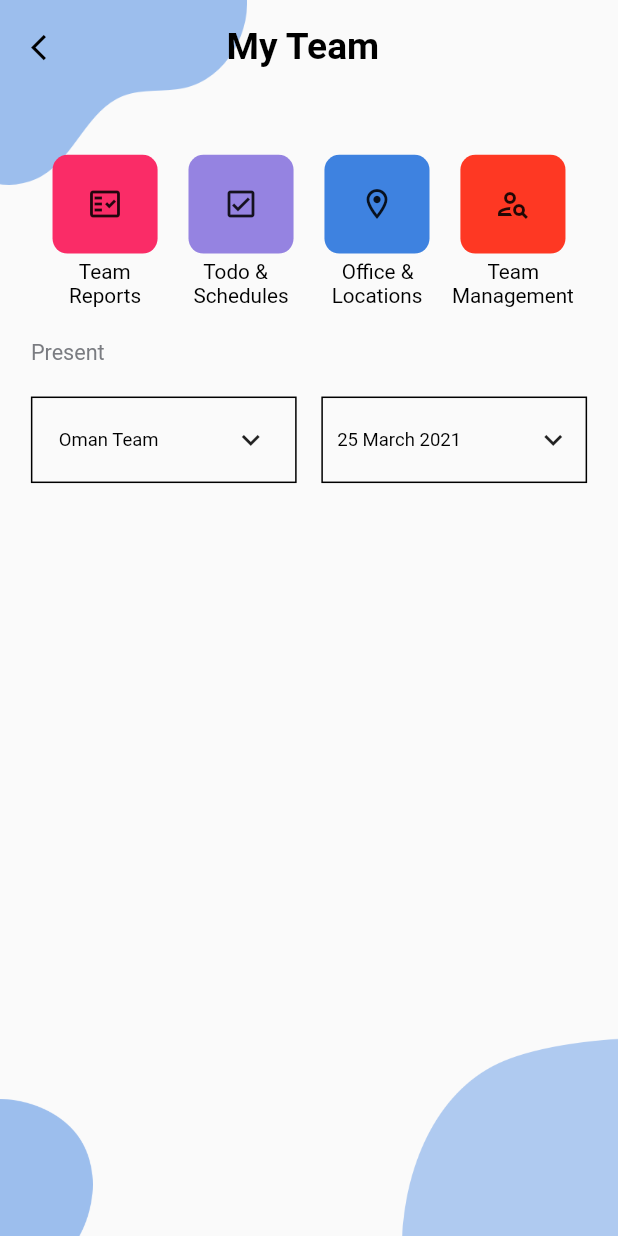
After one commit to naqeeb9a/m-tech-attendance, a Flutter app: the MyTeams screen opened directly, on a phone screen of 412 x 824 dp. The commit adds this screen. Run offline on Flutter 3.47's test engine with Material 2 defaults, Android fonts, the phone set to English and light mode, and no system bars; our stand-ins replace dropdown_button2, geocoding, geolocator, lottie, percent_indicator, syncfusion_flutter_calendar; missing offline and left inert: qr_code_scanner; project files that could hold a hidden picture were left out.

Commit message:
[atif]: my_teams.dart

```diff
--- a/lib/Widgets/basic_widgets.dart
+++ b/lib/Widgets/basic_widgets.dart
@@ -77,3 +77,25 @@ Widget retry(context, {retryFunc = ""}) {
     ],
   );
 }
+
+Widget Kuchbhirakhomagarmastrakho (context,icon,text1,color){
+  return Container(
+    height: CustomSizes().dynamicHeight(context, 0.15),
+    width: CustomSizes().dynamicWidth(context, 0.2),
+    child: Column(
+      children: [
+        Container(
+          height: CustomSizes().dynamicHeight(context, 0.08),
+          width: CustomSizes().dynamicWidth(context, 0.17),
+          decoration: BoxDecoration(
+            color: color,
+            borderRadius: BorderRadius.circular(10),
+          ),
+          child: Icon(icon),
+        ),
+        CustomSizes().heightBox(context, 0.01),
+        text(context, text1, 0.0335, AppColors.customBlack,),
+      ],
+    ),
+  );
+}
--- a/lib/app screens/bottom nav screens/bottom_tab_bar.dart
+++ b/lib/app screens/bottom nav screens/bottom_tab_bar.dart
@@ -5,6 +5,7 @@ import 'package:flutter/material.dart';
 import 'package:mtech_attendance/app%20screens/bottom%20nav%20screens/attendance.dart';
 import 'package:mtech_attendance/app%20screens/bottom%20nav%20screens/home.dart';
 import 'package:mtech_attendance/app%20screens/bottom%20nav%20screens/more_screen.dart';
+import 'package:mtech_attendance/app%20screens/bottom%20nav%20screens/my_teams.dart';
 import 'package:mtech_attendance/app%20screens/bottom%20nav%20screens/notification.dart';
 
 import '../../utils/config.dart';
@@ -33,7 +34,7 @@ class _AppTabBarState extends State<AppTabBar>
             physics: const NeverScrollableScrollPhysics(),
             children: const [
               HomePage(),
-              HomePage(),
+              MyTeams(),
               AttendancePage(),
               NotificationScreen(),
               MoreScreen(),
--- /dev/null
+++ b/lib/app screens/bottom nav screens/my_teams.dart
@@ -0,0 +1,144 @@
+import 'package:flutter/cupertino.dart';
+import 'package:flutter/material.dart';
+import 'package:mtech_attendance/Widgets/text_widget.dart';
+import 'package:mtech_attendance/app%20screens/login.dart';
+import 'package:mtech_attendance/utils/dynamic_sizes.dart';
+import 'dart:math' as math;
+import '../../Widgets/basic_widgets.dart';
+import '../../utils/config.dart';
+
+class MyTeams extends StatefulWidget {
+  const MyTeams({Key? key}) : super(key: key);
+
+  @override
+  State<MyTeams> createState() => _MyTeamsState();
+}
+
+class _MyTeamsState extends State<MyTeams> {
+  @override
+  Widget build(BuildContext context) {
+    return SafeArea(
+      child: Scaffold(
+        body: SizedBox(
+          width: CustomSizes().dynamicWidth(context, 1),
+          height: CustomSizes().dynamicHeight(context, 1),
+          child: Stack(
+            children: [
+              Positioned(
+                top: 0,
+                left: 0,
+                child: Transform.rotate(
+                  angle: math.pi / 1,
+                  child: Image.asset(
+                    "assets/loginbottom.png",
+                    color: AppColors.customBlue.withOpacity(0.5),
+                    width: CustomSizes().dynamicWidth(context, 0.4),
+                  ),
+                ),
+              ),
+              Positioned(
+                bottom: 0,
+                right: 0,
+                child: Transform.rotate(
+                  angle: math.pi / 1,
+                  child: Image.asset(
+                    'assets/signup_top.png',
+                    color: AppColors.customBlue,
+                    width: CustomSizes().dynamicWidth(context, 0.35),
+                  ),
+                ),
+              ),
+              Positioned(
+                bottom: 0,
+                left: 0,
+                child: Image.asset(
+                  "assets/main_bottom.png",
+                  color: AppColors.customBlue,
+                  width: CustomSizes().dynamicWidth(context, 0.15),
+                ),
+              ),
+              Center(
+                child: Container(
+                  width: CustomSizes().dynamicWidth(context, 0.9),
+                  height: CustomSizes().dynamicHeight(context, 1),
+                  child: Column(
+                    children: [
+                      topBar(context, "My Team"),
+                      CustomSizes().heightBox(context, 0.1),
+                      Row(
+                        mainAxisAlignment: MainAxisAlignment.spaceEvenly,
+                        children: [
+                          Kuchbhirakhomagarmastrakho(
+                              context,
+                              Icons.fact_check_outlined,
+                              "  Team\nReports",
+                              AppColors.customPink),
+                          Kuchbhirakhomagarmastrakho(
+                              context,
+                              Icons.check_box_outlined,
+                              "  Todo &\nSchedules",
+                              AppColors.customPurple),
+                          Kuchbhirakhomagarmastrakho(
+                              context,
+                              Icons.location_on_outlined,
+                              "  Office &\nLocations",
+                              AppColors.customBlue),
+                          Kuchbhirakhomagarmastrakho(
+                              context,
+                              Icons.person_search_outlined,
+                              "       Team\nManagement",
+                              AppColors.customRed),
+                        ],
+                      ),
+                      Align(
+                        alignment: Alignment.bottomLeft,
+                        child: text(
+                            context, "Present", 0.035, AppColors.customGrey),
+                      ),
+                      CustomSizes().heightBox(context, 0.05),
+                      Row(
+                        children: [
+                          Container(
+                            width: CustomSizes().dynamicWidth(context, 0.43),
+                            height: CustomSizes().dynamicHeight(context, 0.07),
+                            decoration: BoxDecoration(
+                              border: Border.all(),
+                            ),
+                            child: Row(
+                              mainAxisAlignment: MainAxisAlignment.center,
+                              children: [
+                                text(context, "Oman Team", 0.03, AppColors.customBlack),
+                                CustomSizes().widthBox(context, 0.12),
+                                Icon(Icons.keyboard_arrow_down_outlined)
+                              ],
+                            ),
+                          ),
+                          CustomSizes().widthBox(context, 0.04),
+                          Container(
+                            width: CustomSizes().dynamicWidth(context, 0.43),
+                            height: CustomSizes().dynamicHeight(context, 0.07),
+                            decoration: BoxDecoration(
+                              border: Border.all(),
+                            ),
+                            child: Row(
+                              mainAxisAlignment: MainAxisAlignment.center,
+                              children: [
+                                text(context, "25 March 2021", 0.03, AppColors.customBlack),
+                                CustomSizes().widthBox(context, 0.12),
+                                Icon(Icons.keyboard_arrow_down_outlined)
+                              ],
+                            ),
+                          ),
+                        ],
+                      )
+                    ],
+                  ),
+                ),
+              ),
+            ],
+          ),
+        ),
+      ),
+    );
+  }
+}
```
